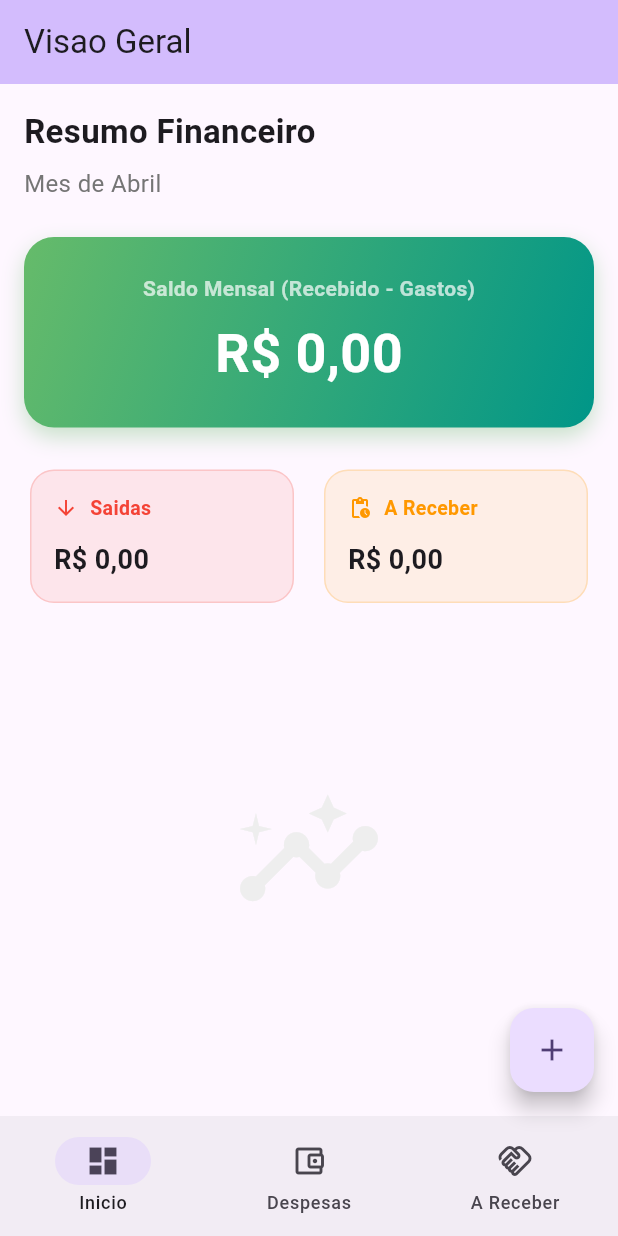
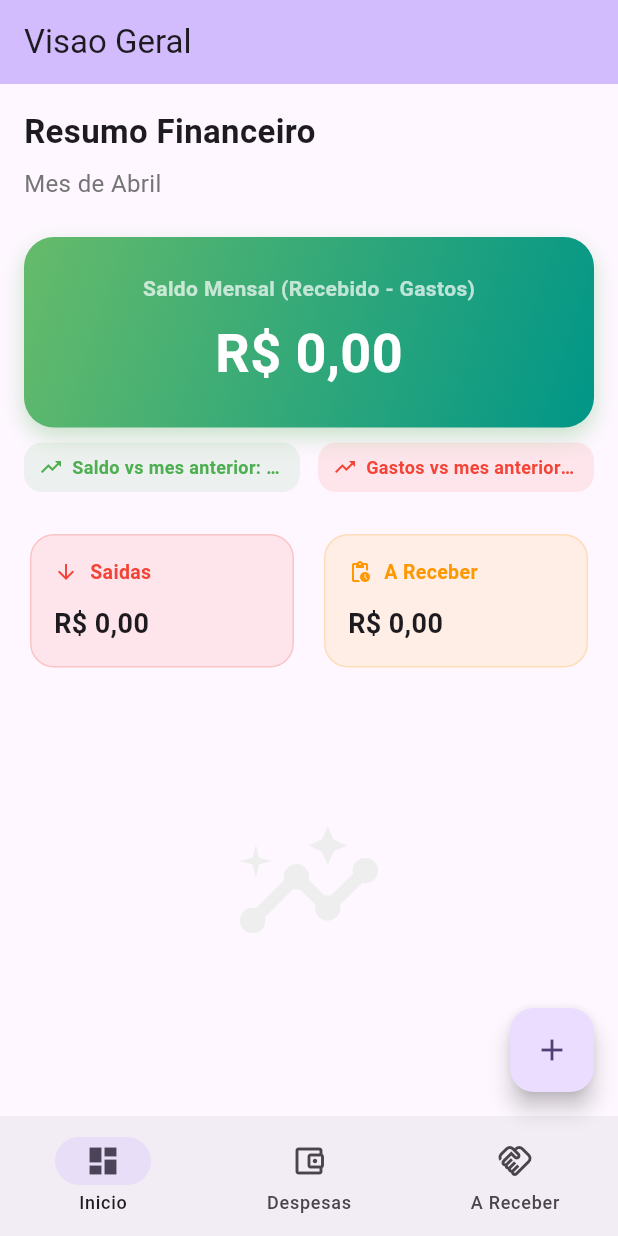
Before and after one commit to LuanBmenez/AppContas, a Flutter app: the screen it shows after launch, on a phone screen of 412 x 824 dp. Run offline on Flutter 3.47's test engine with Material 3 defaults, Android fonts, the phone set to English and light mode, and no system bars; our stand-ins replace cloud_firestore, firebase_core, rxdart; accounts and stored records are empty.

Commit message:
Inject DatabaseService into screens and dashboard
Move and reorganize screen files into subfolders, update imports, and pass a shared DatabaseService instance from HomeScreen to child screens. Add DashboardResumo and a dashboardResumo stream in DatabaseService using rxdart's combineLatest2 to combine gastos and contas streams. Update screens to use the injected db (use widget.db / db) for CRUD operations, implement pending-only filter and navigation callbacks in HomeScreen, and remove the old dashboard_screen.dart. Add rxdart dependency to pubspec.yaml and minor UI/text tweaks.

```diff
--- a/lib/screens/dashboard_screen.dart
+++ /dev/null
@@ -1,198 +0,0 @@
-import 'package:flutter/material.dart';
-
-import '../models/conta_model.dart';
-import '../models/gasto_model.dart';
-import '../services/database_service.dart';
-
-class DashboardScreen extends StatelessWidget {
-  const DashboardScreen({super.key});
-
-  @override
-  Widget build(BuildContext context) {
-    return StreamBuilder<List<Gasto>>(
-      stream: DatabaseService().meusGastos,
-      builder: (context, snapshotGastos) {
-        return StreamBuilder<List<Conta>>(
-          stream: DatabaseService().contasAReceber,
-          builder: (context, snapshotContas) {
-            if (snapshotGastos.connectionState == ConnectionState.waiting ||
-                snapshotContas.connectionState == ConnectionState.waiting) {
-              return const Center(child: CircularProgressIndicator());
-            }
-
-            final List<Gasto> gastos = snapshotGastos.data ?? [];
-            final List<Conta> contas = snapshotContas.data ?? [];
-
-            double totalGastosMes = 0;
-            final int mesAtual = DateTime.now().month;
-            final int anoAtual = DateTime.now().year;
-
-            for (final gasto in gastos) {
-              if (gasto.data.month == mesAtual && gasto.data.year == anoAtual) {
-                totalGastosMes += gasto.valor;
-              }
-            }
-
-            double totalPendente = 0;
-            double totalRecebido = 0;
-            for (final conta in contas) {
-              if (!conta.foiPago) {
-                totalPendente += conta.valor;
-              } else {
-                totalRecebido += conta.valor;
-              }
-            }
-
-            final double saldo = totalRecebido - totalGastosMes;
-            final bool saldoPositivo = saldo >= 0;
-
-            return Padding(
-              padding: const EdgeInsets.all(16),
-              child: Column(
-                crossAxisAlignment: CrossAxisAlignment.stretch,
-                children: [
-                  const Text(
-                    'Resumo Financeiro',
-                    style: TextStyle(fontSize: 22, fontWeight: FontWeight.bold),
-                  ),
-                  const SizedBox(height: 8),
-                  Text(
-                    'Mes de ${['Janeiro', 'Fevereiro', 'Marco', 'Abril', 'Maio', 'Junho', 'Julho', 'Agosto', 'Setembro', 'Outubro', 'Novembro', 'Dezembro'][mesAtual - 1]}',
-                    style: TextStyle(fontSize: 16, color: Colors.grey.shade600),
-                  ),
-                  const SizedBox(height: 24),
-                  Container(
-                    padding: const EdgeInsets.all(24),
-                    decoration: BoxDecoration(
-                      gradient: LinearGradient(
-                        colors: saldoPositivo
-                            ? [Colors.green.shade400, Colors.teal.shade500]
-                            : [Colors.red.shade400, Colors.deepOrange.shade500],
-                        begin: Alignment.topLeft,
-                        end: Alignment.bottomRight,
-                      ),
-                      borderRadius: BorderRadius.circular(20),
-                      boxShadow: [
-                        BoxShadow(
-                          color: (saldoPositivo ? Colors.green : Colors.red)
-                              .withValues(alpha: 0.3),
-                          blurRadius: 12,
-                          offset: const Offset(0, 6),
-                        ),
-                      ],
-                    ),
-                    child: Column(
-                      children: [
-                        const Text(
-                          'Saldo Mensal (Recebido - Gastos)',
-                          style: TextStyle(
-                            color: Colors.white70,
-                            fontSize: 14,
-                            fontWeight: FontWeight.w600,
-                          ),
-                        ),
-                        const SizedBox(height: 8),
-                        Text(
-                          'R\$ ${saldo.toStringAsFixed(2).replaceAll('.', ',')}',
-                          style: const TextStyle(
-                            color: Colors.white,
-                            fontSize: 36,
-                            fontWeight: FontWeight.bold,
-                          ),
-                        ),
-                      ],
-                    ),
-                  ),
-                  const SizedBox(height: 24),
-                  Row(
-                    children: [
-                      Expanded(
-                        child: _MiniSummaryCard(
-                          titulo: 'Saidas',
-                          valor: totalGastosMes,
-                          cor: Colors.red,
-                          icone: Icons.arrow_downward,
-                        ),
-                      ),
-                      const SizedBox(width: 12),
-                      Expanded(
-                        child: _MiniSummaryCard(
-                          titulo: 'A Receber',
-                          valor: totalPendente,
-                          cor: Colors.orange,
-                          icone: Icons.pending_actions,
-                        ),
-                      ),
-                    ],
-                  ),
-                  const Spacer(),
-                  Center(
-                    child: Icon(
-                      Icons.insights,
-                      size: 100,
-                      color: Colors.grey.shade200,
-                    ),
-                  ),
-                  const Spacer(),
-                ],
-              ),
-            );
-          },
-        );
-      },
-    );
-  }
-}
-
-class _MiniSummaryCard extends StatelessWidget {
-  const _MiniSummaryCard({
-    required this.titulo,
-    required this.valor,
-    required this.cor,
-    required this.icone,
-  });
-
-  final String titulo;
-  final double valor;
-  final Color cor;
-  final IconData icone;
-
-  @override
-  Widget build(BuildContext context) {
-    return Card(
-      elevation: 0,
-      color: cor.withValues(alpha: 0.1),
-      shape: RoundedRectangleBorder(
-        borderRadius: BorderRadius.circular(16),
-        side: BorderSide(color: cor.withValues(alpha: 0.2)),
-      ),
-      child: Padding(
-        padding: const EdgeInsets.all(16),
-        child: Column(
-          crossAxisAlignment: CrossAxisAlignment.start,
-          children: [
-            Row(
-              children: [
-                Icon(icone, size: 16, color: cor),
-                const SizedBox(width: 8),
-                Text(
-                  titulo,
-                  style: TextStyle(
-                    fontSize: 13,
-                    color: cor,
-                    fontWeight: FontWeight.bold,
-                  ),
-                ),
-              ],
-            ),
-            const SizedBox(height: 12),
-            Text(
-              'R\$ ${valor.toStringAsFixed(2).replaceAll('.', ',')}',
-              style: const TextStyle(fontSize: 18, fontWeight: FontWeight.bold),
-            ),
-          ],
-        ),
-      ),
-    );
-  }
-}
--- a/lib/screens/home_screen.dart
+++ b/lib/screens/home_screen.dart
@@ -1,10 +1,11 @@
 import 'package:flutter/material.dart';
 
-import 'a_receber_screen.dart';
-import 'dashboard_screen.dart';
-import 'meus_gastos_screen.dart';
-import 'nova_conta_screen.dart';
-import 'novo_gasto_screen.dart';
+import '../services/database_service.dart';
+import 'a_receber/a_receber_screen.dart';
+import 'a_receber/nova_conta_screen.dart';
+import 'despesas/meus_gastos_screen.dart';
+import 'despesas/novo_gasto_screen.dart';
+import 'inicio/dashboard_screen.dart';
 
 class HomeScreen extends StatefulWidget {
   const HomeScreen({super.key});
@@ -14,12 +15,19 @@ class HomeScreen extends StatefulWidget {
 }
 
 class _HomeScreenState extends State<HomeScreen> {
+  final DatabaseService db = DatabaseService();
   int _indiceAtual = 0;
+  bool _somentePendentes = false;
+  int _gastosKeyVersion = 0;
 
-  List<Widget> get _abas => const [
-    DashboardScreen(),
-    MeusGastosScreen(),
-    AReceberScreen(),
+  List<Widget> get _abas => [
+    DashboardScreen(
+      db: db,
+      onTapSaidas: _abrirDespesasMesAtual,
+      onTapReceber: _abrirReceberPendentes,
+    ),
+    MeusGastosScreen(key: ValueKey(_gastosKeyVersion), db: db),
+    AReceberScreen(db: db, somentePendentes: _somentePendentes),
   ];
 
   String get _titulo {
@@ -32,7 +40,7 @@ class _HomeScreenState extends State<HomeScreen> {
     if (_indiceAtual == 1) {
       await Navigator.push(
         context,
-        MaterialPageRoute(builder: (_) => const NovoGastoScreen()),
+        MaterialPageRoute(builder: (_) => NovoGastoScreen(db: db)),
       );
       return;
     }
@@ -40,12 +48,27 @@ class _HomeScreenState extends State<HomeScreen> {
     if (_indiceAtual == 2) {
       await Navigator.push(
         context,
-        MaterialPageRoute(builder: (_) => const NovoRecebivelScreen()),
+        MaterialPageRoute(builder: (_) => NovoRecebivelScreen(db: db)),
       );
       return;
     }
 
     _mostrarMenuDeOpcoes(context);
+  }
+
+  void _abrirDespesasMesAtual() {
+    setState(() {
+      _gastosKeyVersion++;
+      _indiceAtual = 1;
+      _somentePendentes = false;
+    });
+  }
+
+  void _abrirReceberPendentes() {
+    setState(() {
+      _indiceAtual = 2;
+      _somentePendentes = true;
+    });
   }
 
   void _mostrarMenuDeOpcoes(BuildContext context) {
@@ -75,7 +98,7 @@ class _HomeScreenState extends State<HomeScreen> {
                   Navigator.pop(context);
                   Navigator.push(
                     context,
-                    MaterialPageRoute(builder: (_) => const NovoGastoScreen()),
+                    MaterialPageRoute(builder: (_) => NovoGastoScreen(db: db)),
                   );
                 },
               ),
@@ -90,7 +113,7 @@ class _HomeScreenState extends State<HomeScreen> {
                   Navigator.push(
                     context,
                     MaterialPageRoute(
-                      builder: (_) => const NovoRecebivelScreen(),
+                      builder: (_) => NovoRecebivelScreen(db: db),
                     ),
                   );
                 },
@@ -117,7 +140,12 @@ class _HomeScreenState extends State<HomeScreen> {
       bottomNavigationBar: NavigationBar(
         selectedIndex: _indiceAtual,
         onDestinationSelected: (index) {
-          setState(() => _indiceAtual = index);
+          setState(() {
+            _indiceAtual = index;
+            if (index != 2) {
+              _somentePendentes = false;
+            }
+          });
         },
         destinations: const [
           NavigationDestination(
--- /dev/null
+++ b/lib/screens/inicio/dashboard_screen.dart
@@ -0,0 +1,308 @@
+import 'package:flutter/material.dart';
+
+import '../../models/conta_model.dart';
+import '../../models/gasto_model.dart';
+import '../../services/database_service.dart';
+
+class DashboardScreen extends StatelessWidget {
+  DashboardScreen({
+    super.key,
+    required this.db,
+    this.onTapSaidas,
+    this.onTapReceber,
+  });
+
+  final DatabaseService db;
+
+  final VoidCallback? onTapSaidas;
+  final VoidCallback? onTapReceber;
+
+  double _variacaoPercentual(double atual, double anterior) {
+    if (anterior == 0) {
+      return atual == 0 ? 0 : 100;
+    }
+    return ((atual - anterior) / anterior.abs()) * 100;
+  }
+
+  @override
+  Widget build(BuildContext context) {
+    return StreamBuilder<DashboardResumo>(
+      stream: db.dashboardResumo,
+      builder: (context, snapshot) {
+        if (snapshot.connectionState == ConnectionState.waiting) {
+          return const Center(child: CircularProgressIndicator());
+        }
+
+        final List<Gasto> gastos = snapshot.data?.gastos ?? [];
+        final List<Conta> contas = snapshot.data?.contas ?? [];
+
+        double totalGastosMes = 0;
+        double totalGastosMesAnterior = 0;
+        final int mesAtual = DateTime.now().month;
+        final int anoAtual = DateTime.now().year;
+        final DateTime mesAnteriorData = DateTime(anoAtual, mesAtual - 1);
+        final int mesAnterior = mesAnteriorData.month;
+        final int anoMesAnterior = mesAnteriorData.year;
+
+        for (final gasto in gastos) {
+          if (gasto.data.month == mesAtual && gasto.data.year == anoAtual) {
+            totalGastosMes += gasto.valor;
+          } else if (gasto.data.month == mesAnterior &&
+              gasto.data.year == anoMesAnterior) {
+            totalGastosMesAnterior += gasto.valor;
+          }
+        }
+
+        double totalPendente = 0;
+        double totalRecebido = 0;
+        double totalRecebidoMesAnterior = 0;
+        for (final conta in contas) {
+          if (!conta.foiPago) {
+            totalPendente += conta.valor;
+          } else {
+            totalRecebido += conta.valor;
+
+            if (conta.data.month == mesAnterior &&
+                conta.data.year == anoMesAnterior) {
+              totalRecebidoMesAnterior += conta.valor;
+            }
+          }
+        }
+
+        final double saldo = totalRecebido - totalGastosMes;
+        final double saldoMesAnterior =
+            totalRecebidoMesAnterior - totalGastosMesAnterior;
+        final bool saldoPositivo = saldo >= 0;
+        final double variacaoSaldo = _variacaoPercentual(
+          saldo,
+          saldoMesAnterior,
+        );
+        final double variacaoGastos = _variacaoPercentual(
+          totalGastosMes,
+          totalGastosMesAnterior,
+        );
+
+        return Padding(
+          padding: const EdgeInsets.all(16),
+          child: Column(
+            crossAxisAlignment: CrossAxisAlignment.stretch,
+            children: [
+              const Text(
+                'Resumo Financeiro',
+                style: TextStyle(fontSize: 22, fontWeight: FontWeight.bold),
+              ),
+              const SizedBox(height: 8),
+              Text(
+                'Mes de ${['Janeiro', 'Fevereiro', 'Marco', 'Abril', 'Maio', 'Junho', 'Julho', 'Agosto', 'Setembro', 'Outubro', 'Novembro', 'Dezembro'][mesAtual - 1]}',
+                style: TextStyle(fontSize: 16, color: Colors.grey.shade600),
+              ),
+              const SizedBox(height: 24),
+              Container(
+                padding: const EdgeInsets.all(24),
+                decoration: BoxDecoration(
+                  gradient: LinearGradient(
+                    colors: saldoPositivo
+                        ? [Colors.green.shade400, Colors.teal.shade500]
+                        : [Colors.red.shade400, Colors.deepOrange.shade500],
+                    begin: Alignment.topLeft,
+                    end: Alignment.bottomRight,
+                  ),
+                  borderRadius: BorderRadius.circular(20),
+                  boxShadow: [
+                    BoxShadow(
+                      color: (saldoPositivo ? Colors.green : Colors.red)
+                          .withValues(alpha: 0.3),
+                      blurRadius: 12,
+                      offset: const Offset(0, 6),
+                    ),
+                  ],
+                ),
+                child: Column(
+                  children: [
+                    const Text(
+                      'Saldo Mensal (Recebido - Gastos)',
+                      style: TextStyle(
+                        color: Colors.white70,
+                        fontSize: 14,
+                        fontWeight: FontWeight.w600,
+                      ),
+                    ),
+                    const SizedBox(height: 8),
+                    Text(
+                      'R\$ ${saldo.toStringAsFixed(2).replaceAll('.', ',')}',
+                      style: const TextStyle(
+                        color: Colors.white,
+                        fontSize: 36,
+                        fontWeight: FontWeight.bold,
+                      ),
+                    ),
+                  ],
+                ),
+              ),
+              const SizedBox(height: 10),
+              Row(
+                children: [
+                  Expanded(
+                    child: _ComparativoChip(
+                      titulo: 'Saldo vs mes anterior',
+                      percentual: variacaoSaldo,
+                      positivoEhBom: true,
+                    ),
+                  ),
+                  const SizedBox(width: 12),
+                  Expanded(
+                    child: _ComparativoChip(
+                      titulo: 'Gastos vs mes anterior',
+                      percentual: variacaoGastos,
+                      positivoEhBom: false,
+                    ),
+                  ),
+                ],
+              ),
+              const SizedBox(height: 24),
+              Row(
+                children: [
+                  Expanded(
+                    child: _MiniSummaryCard(
+                      titulo: 'Saidas',
+                      valor: totalGastosMes,
+                      cor: Colors.red,
+                      icone: Icons.arrow_downward,
+                      onTap: onTapSaidas,
+                    ),
+                  ),
+                  const SizedBox(width: 12),
+                  Expanded(
+                    child: _MiniSummaryCard(
+                      titulo: 'A Receber',
+                      valor: totalPendente,
+                      cor: Colors.orange,
+                      icone: Icons.pending_actions,
+                      onTap: onTapReceber,
+                    ),
+                  ),
+                ],
+              ),
+              const Spacer(),
+              Center(
+                child: Icon(
+                  Icons.insights,
+                  size: 100,
+                  color: Colors.grey.shade200,
+                ),
+              ),
+              const Spacer(),
+            ],
+          ),
+        );
+      },
+    );
+  }
+}
+
+class _MiniSummaryCard extends StatelessWidget {
+  const _MiniSummaryCard({
+    required this.titulo,
+    required this.valor,
+    required this.cor,
+    required this.icone,
+    this.onTap,
+  });
+
+  final String titulo;
+  final double valor;
+  final Color cor;
+  final IconData icone;
+  final VoidCallback? onTap;
+
+  @override
+  Widget build(BuildContext context) {
+    return Card(
+      elevation: 0,
+      color: cor.withValues(alpha: 0.1),
+      shape: RoundedRectangleBorder(
+        borderRadius: BorderRadius.circular(16),
+        side: BorderSide(color: cor.withValues(alpha: 0.2)),
+      ),
+      child: InkWell(
+        borderRadius: BorderRadius.circular(16),
+        onTap: onTap,
+        child: Padding(
+          padding: const EdgeInsets.all(16),
+          child: Column(
+            crossAxisAlignment: CrossAxisAlignment.start,
+            children: [
+              Row(
+                children: [
+                  Icon(icone, size: 16, color: cor),
+                  const SizedBox(width: 8),
+                  Text(
+                    titulo,
+                    style: TextStyle(
+                      fontSize: 13,
+                      color: cor,
+                      fontWeight: FontWeight.bold,
+                    ),
+                  ),
+                ],
+              ),
+              const SizedBox(height: 12),
+              Text(
+                'R\$ ${valor.toStringAsFixed(2).replaceAll('.', ',')}',
+                style: const TextStyle(
+                  fontSize: 18,
+                  fontWeight: FontWeight.bold,
+                ),
+              ),
+            ],
+          ),
+        ),
+      ),
+    );
+  }
+}
+
+class _ComparativoChip extends StatelessWidget {
+  const _ComparativoChip({
+    required this.titulo,
+    required this.percentual,
+    required this.positivoEhBom,
+  });
+
+  final String titulo;
+  final double percentual;
+  final bool positivoEhBom;
+
+  @override
+  Widget build(BuildContext context) {
+    final bool subiu = percentual >= 0;
+    final bool bom = positivoEhBom ? subiu : !subiu;
+    final Color cor = bom ? Colors.green : Colors.red;
+    final IconData icone = subiu ? Icons.trending_up : Icons.trending_down;
+
+    return Container(
+      padding: const EdgeInsets.symmetric(horizontal: 10, vertical: 8),
+      decoration: BoxDecoration(
+        color: cor.withValues(alpha: 0.1),
+        borderRadius: BorderRadius.circular(12),
+      ),
+      child: Row(
+        children: [
+          Icon(icone, color: cor, size: 16),
+          const SizedBox(width: 6),
+          Expanded(
+            child: Text(
+              '$titulo: ${percentual.toStringAsFixed(1)}%',
+              style: TextStyle(
+                color: cor,
+                fontSize: 12,
+                fontWeight: FontWeight.w600,
+              ),
+              overflow: TextOverflow.ellipsis,
+            ),
+          ),
+        ],
+      ),
+    );
+  }
+}
--- a/lib/services/database_service.dart
+++ b/lib/services/database_service.dart
@@ -1,7 +1,15 @@
 import 'package:cloud_firestore/cloud_firestore.dart';
+import 'package:rxdart/rxdart.dart';
 
 import '../models/conta_model.dart';
 import '../models/gasto_model.dart';
+
+class DashboardResumo {
+  final List<Gasto> gastos;
+  final List<Conta> contas;
+
+  const DashboardResumo(this.gastos, this.contas);
+}
 
 class DatabaseService {
   final CollectionReference<Map<String, dynamic>> _receberCollection =
@@ -69,6 +77,14 @@ class DatabaseService {
     });
   }
 
+  Stream<DashboardResumo> get dashboardResumo {
+    return Rx.combineLatest2<List<Gasto>, List<Conta>, DashboardResumo>(
+      meusGastos,
+      contasAReceber,
+      (gastos, contas) => DashboardResumo(gastos, contas),
+    );
+  }
+
   Future<void> deletarGasto(String id) async {
     try {
       await _gastosCollection.doc(id).delete();
--- a/pubspec.yaml
+++ b/pubspec.yaml
@@ -36,6 +36,7 @@ dependencies:
   cupertino_icons: ^1.0.8
   firebase_core: ^3.15.1
   cloud_firestore: ^5.6.12
+  rxdart: ^0.28.0
 
 dev_dependencies:
   flutter_test:
```
Also changed, not shown: lib/screens/a_receber/a_receber_screen.dart (renamed from lib/screens/a_receber_screen.dart, +35 -8 lines), lib/screens/a_receber/nova_conta_screen.dart (renamed from lib/screens/nova_conta_screen.dart, +6 -7 lines), lib/screens/despesas/meus_gastos_screen.dart (renamed from lib/screens/meus_gastos_screen.dart, +8 -9 lines), lib/screens/despesas/novo_gasto_screen.dart (renamed from lib/screens/novo_gasto_screen.dart, +10 -12 lines), pubspec.lock.
